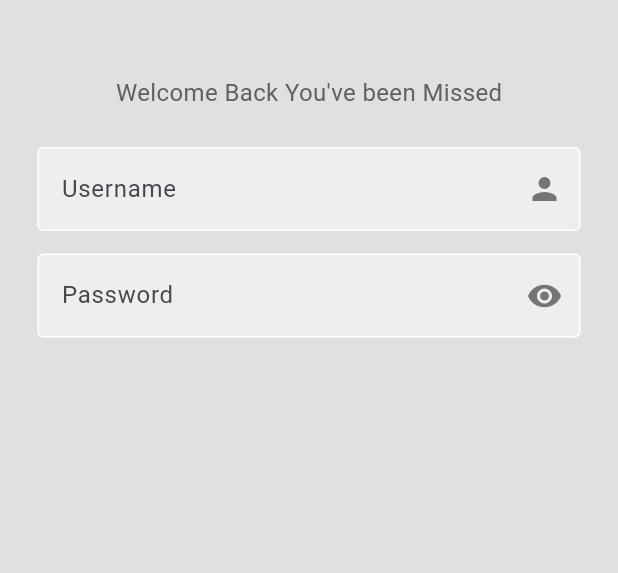
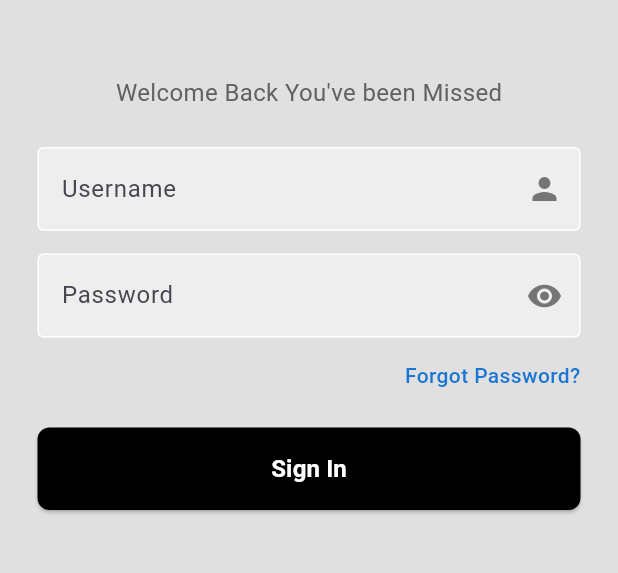
Before and after one commit to KedzeMcBride/EpiTrack, a Flutter app: the screen it shows after launch, on a phone screen of 412 x 824 dp, the part 225-798 px from its top. Run offline on Flutter 3.47's test engine with Material 3 defaults, Android fonts, the phone set to English and light mode, and no system bars.

Commit message:
beginning of user login and authentication

```diff
--- a/lib/Pages/login_page.dart
+++ b/lib/Pages/login_page.dart
@@ -90,10 +90,67 @@ class _LoginPageState extends State<LoginPage> {
                   ),
                 ),
               ),
+
               const SizedBox(height: 15),
+
               // forgot password
+              Padding(
+                padding: const EdgeInsets.symmetric(horizontal: 25),
+                child: Row(
+                  mainAxisAlignment: MainAxisAlignment.end,
+                  children: [
+                    GestureDetector(
+                      onTap: () {
+
+                        // Add your forgot password logic here
+
+                        print('Forgot Password tapped');
+                      },
+                      child: Text(
+                        'Forgot Password?',
+                        style: TextStyle(
+                          color: Colors.blue[700],
+                          fontWeight: FontWeight.w500,
+                          fontSize: 14,
+                        ),
+                      ),
+                    ),
+                  ],
+                ),
+              ),
+
+              const SizedBox(height: 25),
 
               // sign in button
+              Padding(
+                padding: const EdgeInsets.symmetric(horizontal: 25),
+                child: Container(
+                  width: double.infinity,
+                  child: ElevatedButton(
+                    onPressed: () {
+
+                      // Add your sign in logic here
+
+                      print('Sign In button pressed');
+                    },
+                    style: ElevatedButton.styleFrom(
+                      backgroundColor: Colors.black,
+                      foregroundColor: Colors.white,
+                      padding: const EdgeInsets.all(16),
+                      shape: RoundedRectangleBorder(
+                        borderRadius: BorderRadius.circular(8),
+                      ),
+                    ),
+                    child: const Text(
+                      'Sign In',
+                      style: TextStyle(
+                        fontSize: 16,
+                        fontWeight: FontWeight.bold,
+                      ),
+                    ),
+                  ),
+                ),
+              ),
 
               // or continue with
 
```
